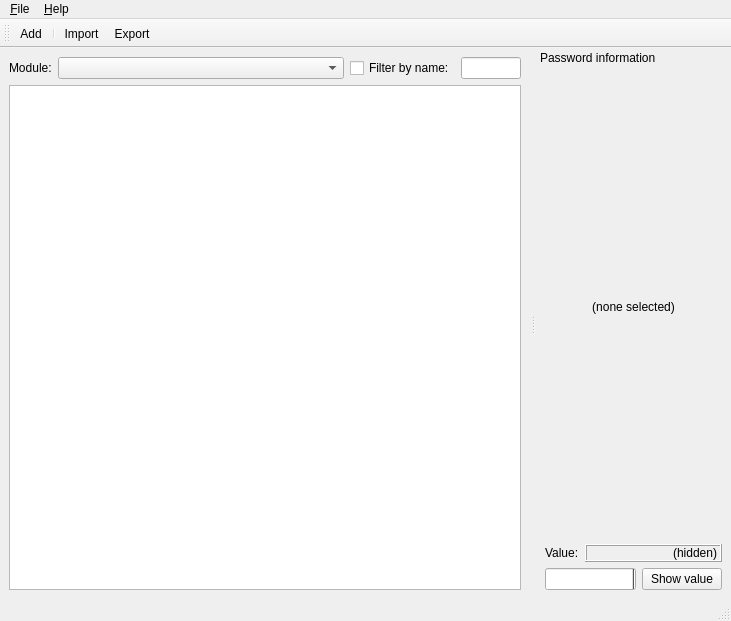
First picture: the form in util/qt/mainwindow.ui, repository mupuf/PPassKeeper, before the edit.
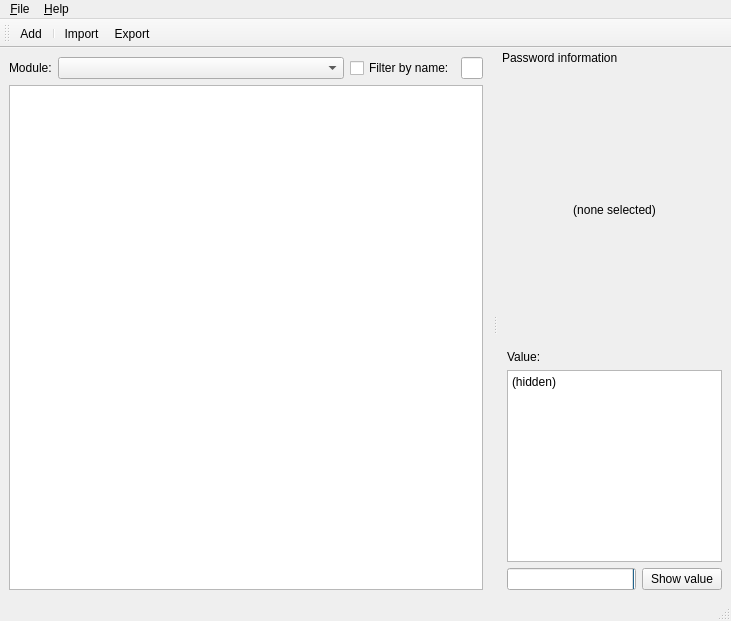
Second picture: the form after the edit.

The edit to the form file:
```diff
--- a/util/qt/mainwindow.ui
+++ b/util/qt/mainwindow.ui
@@ -145,10 +145,6 @@
          </property>
         </spacer>
        </item>
-      </layout>
-     </item>
-     <item>
-      <layout class="QHBoxLayout" name="horizontalLayout_2" >
        <item>
         <widget class="QLabel" name="label_5" >
          <property name="text" >
@@ -160,28 +156,13 @@
         </widget>
        </item>
        <item>
-        <widget class="QLabel" name="passwordLabel" >
-         <property name="sizePolicy" >
-          <sizepolicy vsizetype="Preferred" hsizetype="MinimumExpanding" >
-           <horstretch>0</horstretch>
-           <verstretch>0</verstretch>
-          </sizepolicy>
+        <widget class="QPlainTextEdit" name="passwordEdit" >
+         <property name="locale" >
+          <locale country="UnitedKingdom" language="English" />
          </property>
-         <property name="frameShape" >
-          <enum>QFrame::Box</enum>
-         </property>
-         <property name="frameShadow" >
-          <enum>QFrame::Raised</enum>
-         </property>
-         <property name="text" >
+         <property name="plainText" >
           <string>(hidden)</string>
          </property>
-         <property name="alignment" >
-          <set>Qt::AlignRight|Qt::AlignTrailing|Qt::AlignVCenter</set>
-         </property>
-         <property name="textInteractionFlags" >
-          <set>Qt::LinksAccessibleByMouse|Qt::TextSelectableByKeyboard|Qt::TextSelectableByMouse</set>
-         </property>
         </widget>
        </item>
       </layout>
```
Left out of the diff: 2 changed lines with no effect on the pictures.
